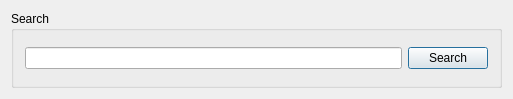
Above: ExplorerFinder/QExplorerFinder.ui from KHeresy/WindowsExplorerSelector before the change. Below: the same form after it.
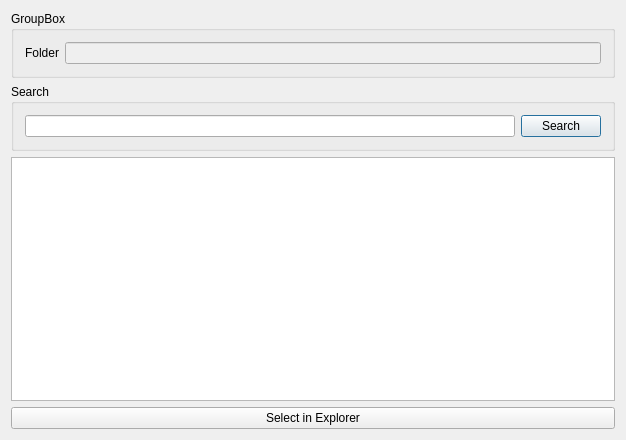
That is the form after the change.

Diff of the .ui file:
```diff
--- a/ExplorerFinder/QExplorerFinder.ui
+++ b/ExplorerFinder/QExplorerFinder.ui
@@ -6,14 +6,37 @@
    <rect>
     <x>0</x>
     <y>0</y>
-    <width>513</width>
-    <height>99</height>
+    <width>626</width>
+    <height>440</height>
    </rect>
   </property>
   <property name="windowTitle">
    <string>Explorer Finder</string>
   </property>
   <layout class="QVBoxLayout" name="verticalLayout">
+   <item>
+    <widget class="QGroupBox" name="groupBox_2">
+     <property name="title">
+      <string>GroupBox</string>
+     </property>
+     <layout class="QHBoxLayout" name="horizontalLayout_4">
+      <item>
+       <widget class="QLabel" name="label">
+        <property name="text">
+         <string>Folder</string>
+        </property>
+       </widget>
+      </item>
+      <item>
+       <widget class="QLineEdit" name="editFolder">
+        <property name="enabled">
+         <bool>false</bool>
+        </property>
+       </widget>
+      </item>
+     </layout>
+    </widget>
+   </item>
    <item>
     <layout class="QHBoxLayout" name="horizontalLayout">
      <item>
@@ -41,7 +64,18 @@
     </layout>
    </item>
    <item>
-    <layout class="QHBoxLayout" name="horizontalLayout_2"/>
+    <layout class="QHBoxLayout" name="horizontalLayout_2">
+     <item>
+      <widget class="QListWidget" name="listWidget"/>
+     </item>
+    </layout>
+   </item>
+   <item>
+    <widget class="QPushButton" name="buttonSelected">
+     <property name="text">
+      <string>Select in Explorer</string>
+     </property>
+    </widget>
    </item>
   </layout>
  </widget>
```
